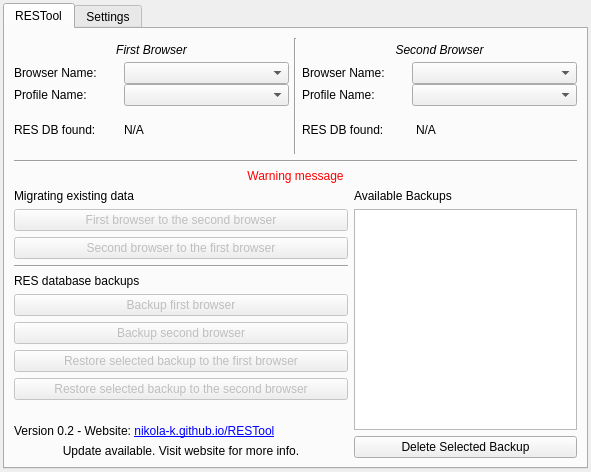
First picture: the form in RESTool/ui/design_v2.ui, repository nikolak/RESTool, before the edit.
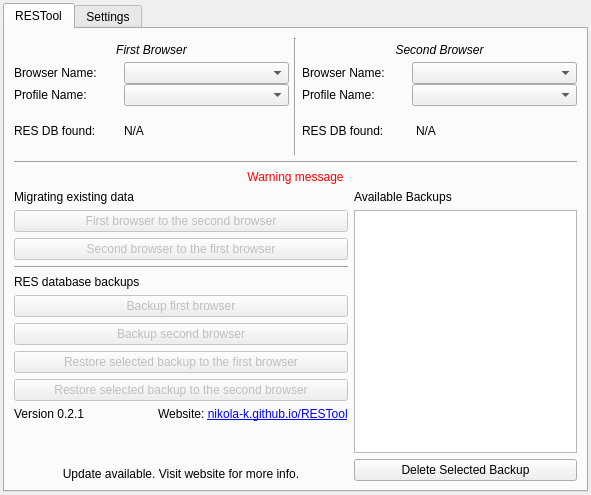
Second picture: the form after the edit.

Commit message: Add label just for specifying current version, and set the version at app startup

The edit to the form file:
```diff
--- a/RESTool/ui/design_v2.ui
+++ b/RESTool/ui/design_v2.ui
@@ -7,7 +7,7 @@
     <x>0</x>
     <y>0</y>
     <width>591</width>
-    <height>472</height>
+    <height>495</height>
    </rect>
   </property>
   <property name="windowTitle">
@@ -311,6 +311,27 @@
                 </property>
                </widget>
               </item>
+              <item>
+               <layout class="QHBoxLayout" name="VersionLayout">
+                <item>
+                 <widget class="QLabel" name="lblVersion">
+                  <property name="text">
+                   <string>&lt;html&gt;&lt;head/&gt;&lt;body&gt;&lt;p&gt;Version 0.2.1&lt;/p&gt;&lt;/body&gt;&lt;/html&gt;</string>
+                  </property>
+                  <property name="wordWrap">
+                   <bool>true</bool>
+                  </property>
+                 </widget>
+                </item>
+                <item>
+                 <widget class="QLabel" name="StaticLabelVersion">
+                  <property name="text">
+                   <string>&lt;html&gt;&lt;head/&gt;&lt;body&gt;&lt;p&gt;Website: &lt;a href=&quot;http://nikola-k.github.io/RESTool/&quot;&gt;&lt;span style=&quot; text-decoration: underline; color:#0000ff;&quot;&gt;nikola-k.github.io/RESTool&lt;/span&gt;&lt;/a&gt;&lt;/p&gt;&lt;/body&gt;&lt;/html&gt;</string>
+                  </property>
+                 </widget>
+                </item>
+               </layout>
+              </item>
               <item>
                <spacer name="StaticDivider_2">
                 <property name="orientation">
@@ -324,13 +345,6 @@
                 </property>
                </spacer>
               </item>
-              <item>
-               <widget class="QLabel" name="StaticLabelVersion">
-                <property name="text">
-                 <string>&lt;html&gt;&lt;head/&gt;&lt;body&gt;&lt;p&gt;Version 0.2 - Website: &lt;a href=&quot;http://nikola-k.github.io/RESTool/&quot;&gt;&lt;span style=&quot; text-decoration: underline; color:#0000ff;&quot;&gt;nikola-k.github.io/RESTool&lt;/span&gt;&lt;/a&gt;&lt;/p&gt;&lt;/body&gt;&lt;/html&gt;</string>
-                </property>
-               </widget>
-              </item>
               <item>
                <widget class="QLabel" name="lblUpdateAvailable">
                 <property name="enabled">
```
The commit also changes 2 other files.
